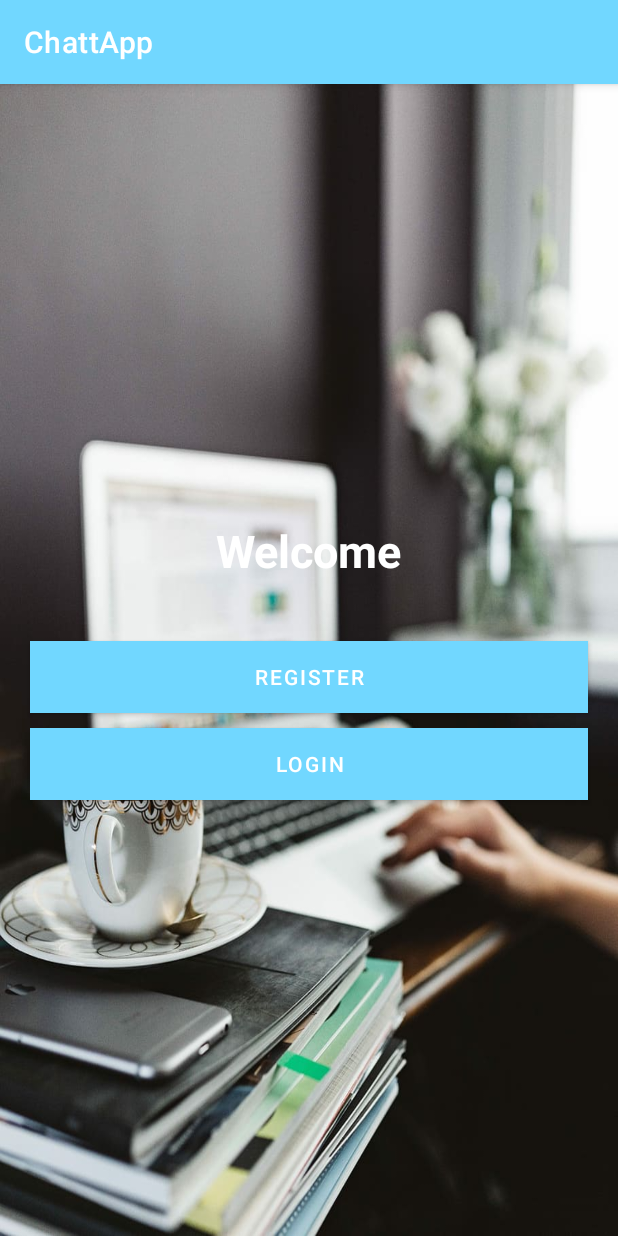
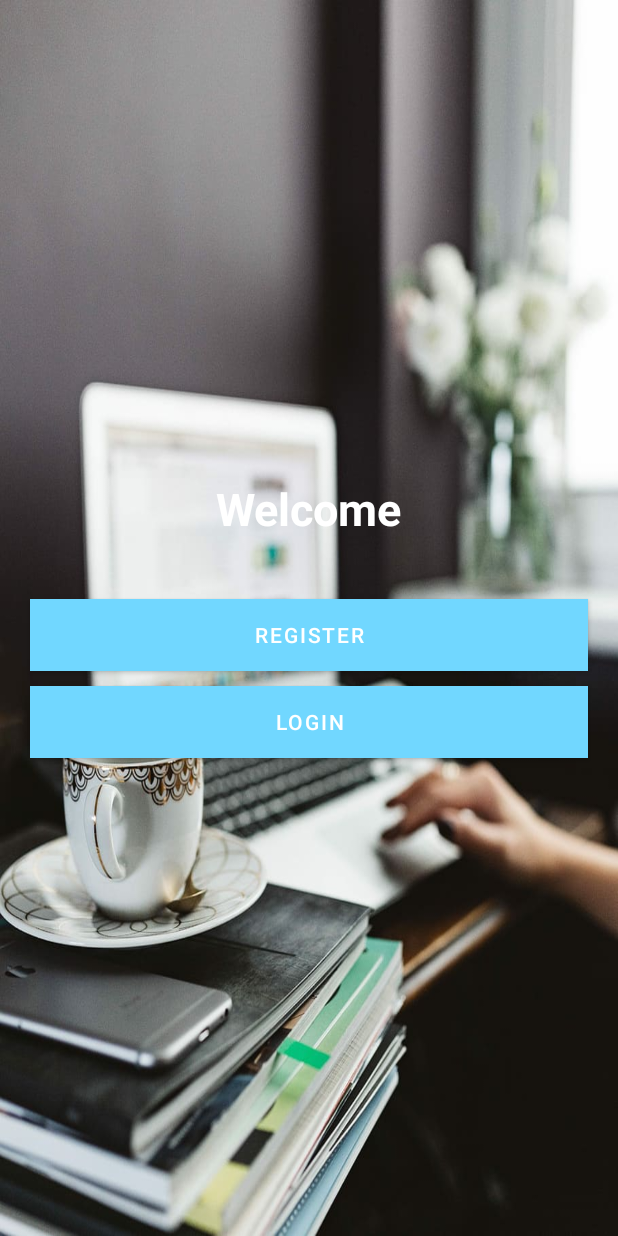
Before and after one commit to davidsavenmark/ChattApp1, an Android app: the screen it shows after launch (WelcomeActivity), on a phone screen of 412 x 824 dp. Run offline under Robolectric (Android 15) with nearby library versions, the phone set to English and light mode, and no system bars; our stand-ins replace Firebase (no records; nobody signed in at launch, a user with empty details on screens opened directly).

Commit message:
Added styles.xml

```diff
--- a/app/src/main/java/com/example/chattapp/LoginActivity.kt
+++ b/app/src/main/java/com/example/chattapp/LoginActivity.kt
@@ -20,6 +20,5 @@ class LoginActivity : AppCompatActivity() {
             finish()
         }
 
-
     }
 }
--- a/app/src/main/java/com/example/chattapp/MainActivity.kt
+++ b/app/src/main/java/com/example/chattapp/MainActivity.kt
@@ -68,11 +68,7 @@ class MainActivity : AppCompatActivity() {
             fragments = ArrayList<Fragment>()
             titles = ArrayList<String>()
 
-
-
         }
-
-
 
         override fun getItem(position: Int): Fragment {
 
--- a/app/src/main/java/com/example/chattapp/RegisterActivity.kt
+++ b/app/src/main/java/com/example/chattapp/RegisterActivity.kt
@@ -3,26 +3,24 @@ package com.example.chattapp
 import android.content.Intent
 import androidx.appcompat.app.AppCompatActivity
 import android.os.Bundle
+import android.util.Log
+import android.widget.TextView
 import androidx.appcompat.widget.Toolbar
 
 class RegisterActivity : AppCompatActivity() {
-
     override fun onCreate(savedInstanceState: Bundle?) {
         super.onCreate(savedInstanceState)
         setContentView(R.layout.activity_register)
 
         val toolbar: Toolbar = findViewById(R.id.toolbar_register)
-        setSupportActionBar(toolbar)
+       setSupportActionBar(toolbar)
         supportActionBar!!.title = "Register"
         supportActionBar!!.setDisplayHomeAsUpEnabled(true)
         toolbar.setNavigationOnClickListener {
             val intent = Intent(this@RegisterActivity, WelcomeActivity::class.java)
             startActivity(intent)
             finish()
-
-            finish()
         }
-
 
     }
 }
--- a/app/src/main/java/com/example/chattapp/WelcomeActivity.kt
+++ b/app/src/main/java/com/example/chattapp/WelcomeActivity.kt
@@ -3,19 +3,30 @@ package com.example.chattapp
 import android.content.Intent
 import androidx.appcompat.app.AppCompatActivity
 import android.os.Bundle
+import android.util.Log
 import android.widget.Button
 import com.google.firebase.auth.FirebaseAuth
 import com.google.firebase.auth.FirebaseUser
 
 class WelcomeActivity : AppCompatActivity() {
 
+
+
+    lateinit var login_welcome_btn:Button
+    lateinit var register_welcome_btn:Button
+
     var firebaseUser: FirebaseUser? = null
-    val register_welcome_btn = findViewById<Button>(R.id.register_welcome_btn)
-    val login_welcome_btn = findViewById<Button>(R.id.login_welcome_btn)
+
+
 
     override fun onCreate(savedInstanceState: Bundle?) {
+
+
+
         super.onCreate(savedInstanceState)
         setContentView(R.layout.activity_welcome)
+        login_welcome_btn = findViewById<Button>(R.id.login_welcome_btn)
+        register_welcome_btn = findViewById<Button>(R.id.register_welcome_btn)
 
 
         register_welcome_btn.setOnClickListener{
@@ -32,10 +43,6 @@ class WelcomeActivity : AppCompatActivity() {
     }
 
 
-
-
-
-
     override fun onStart() {
         super.onStart()
         firebaseUser = FirebaseAuth.getInstance().currentUser
@@ -45,6 +52,4 @@ class WelcomeActivity : AppCompatActivity() {
             finish()
         }
     }
-
-
 }
--- a/app/src/main/res/values-night/themes.xml
+++ /dev/null
@@ -1,16 +0,0 @@
-<resources xmlns:tools="http://schemas.android.com/tools">
-    <!-- Base application theme. -->
-    <style name="Theme.ChattApp" parent="Theme.MaterialComponents.DayNight.DarkActionBar">
-        <!-- Primary brand color. -->
-        <item name="colorPrimary">#71D7FF</item>
-        <item name="colorPrimaryVariant">#69B7C1</item>
-        <item name="colorOnPrimary">#71D7FF</item>
-        <!-- Secondary brand color. -->
-        <item name="colorSecondary">#A47DE8</item>
-        <item name="colorSecondaryVariant">#4BCA58</item>
-        <item name="colorOnSecondary">#4264F8</item>
-        <!-- Status bar color. -->
-        <item name="android:statusBarColor" tools:targetApi="l">?attr/colorPrimaryVariant</item>
-        <!-- Customize your theme here. -->
-    </style>
-</resources>
--- a/app/src/main/res/values/themes.xml
+++ b/app/src/main/res/values/styles.xml
@@ -1,6 +1,6 @@
 <resources xmlns:tools="http://schemas.android.com/tools">
     <!-- Base application theme. -->
-    <style name="Theme.ChattApp" parent="Theme.MaterialComponents.DayNight.DarkActionBar">
+    <style name="Theme.ChattApp" parent="Theme.MaterialComponents.DayNight.NoActionBar">
         <!-- Primary brand color. -->
         <item name="colorPrimary">#71D7FF</item>
         <item name="colorPrimaryVariant">#69B7C1</item>
```
